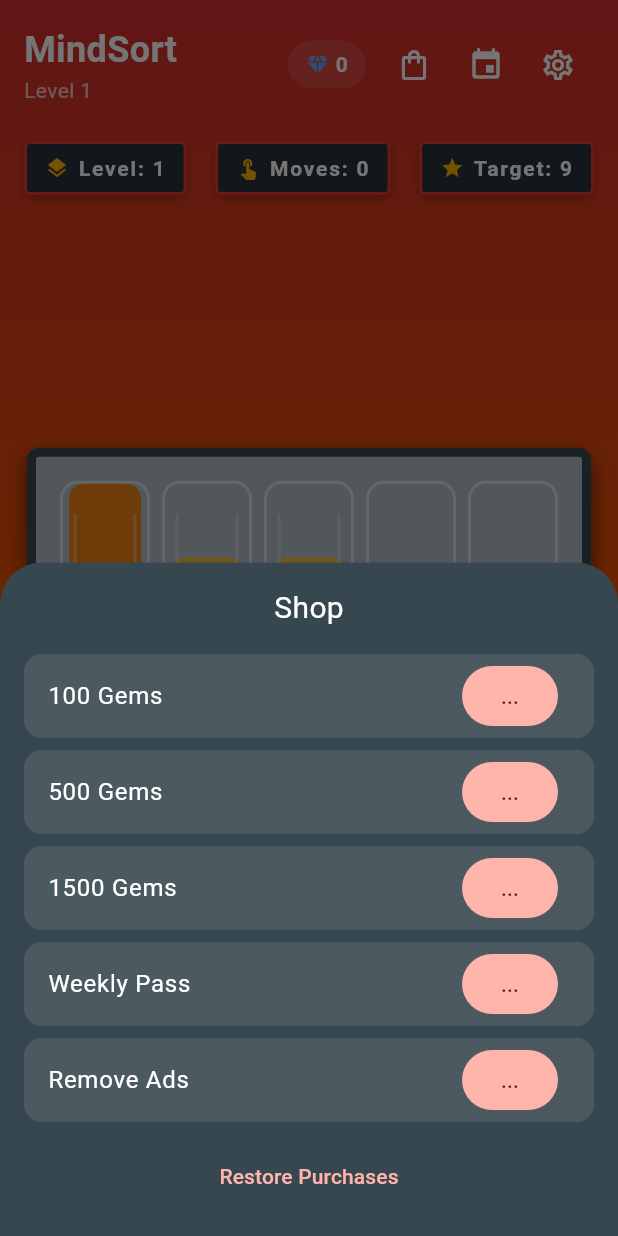
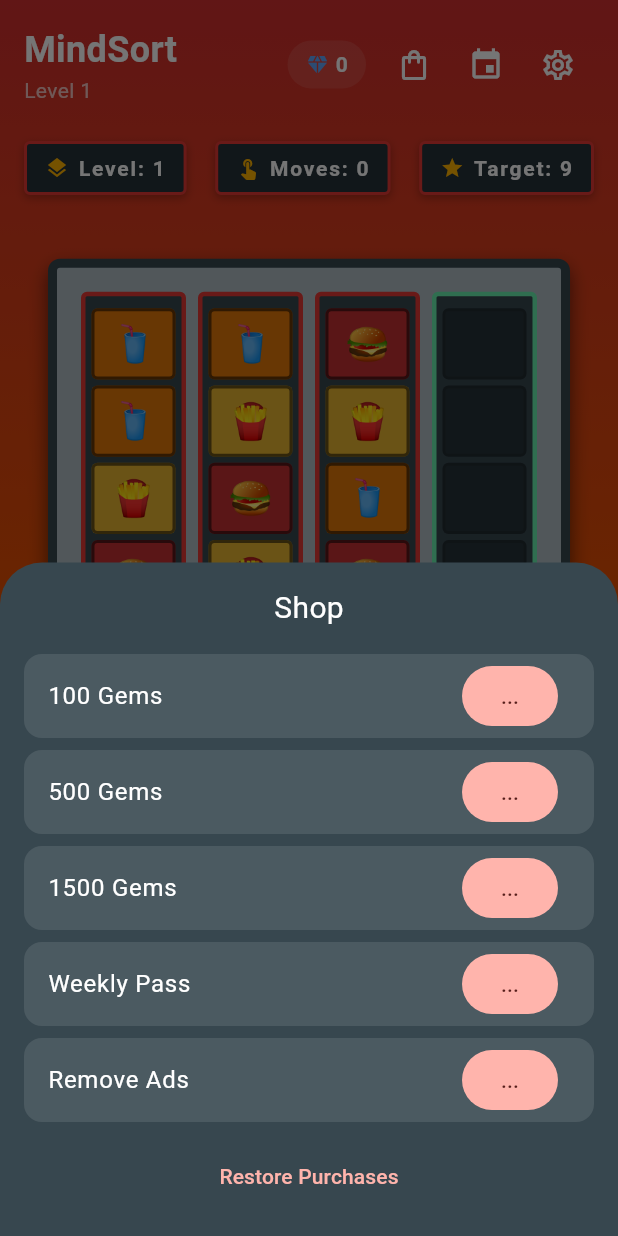
Before and after one commit to sgardoll/amazing-addictive-game, a Flutter app: the screen it shows after launch, after a tap on the "shopping bag" icon, on a phone screen of 412 x 824 dp. Run offline on Flutter 3.47's test engine with Material 3 defaults, Android fonts, the phone set to English and light mode, and no system bars; our stand-ins replace confetti, flutter_riverpod, shared_preferences; missing offline and left inert: purchases_flutter.

Commit message:
feat(01-02): revamp IngredientTray to stacked discrete items
- Completely scrapped fluid liquid animation and _LiquidPainter
- Rendered physical container slots (Tray)
- Display ingredient emojis stacked discretely instead of liquid
- Added haptic feedback on selection
- Added frantic visual cues (glow, shake animation, harsh red borders) on interaction

```diff
--- a/lib/features/game/widgets/ingredient_tray.dart
+++ b/lib/features/game/widgets/ingredient_tray.dart
@@ -1,5 +1,6 @@
 import 'dart:math' as math;
 import 'package:flutter/material.dart';
+import 'package:flutter/services.dart';
 import 'package:mindsort/core/models/tray.dart';
 import 'package:mindsort/core/models/ingredient.dart';
 
@@ -24,35 +25,29 @@ class IngredientTray extends StatefulWidget {
 class _IngredientTrayState extends State<IngredientTray>
     with SingleTickerProviderStateMixin {
   late AnimationController _controller;
-  late Animation<double> _selectionAnimation;
-  late Animation<double> _moveAnimation;
+  late Animation<double> _glowAnimation;
 
   @override
   void initState() {
     super.initState();
     _controller = AnimationController(
-      duration: const Duration(milliseconds: 250),
+      duration: const Duration(milliseconds: 300),
       vsync: this,
     );
-    _selectionAnimation = Tween<double>(
-      begin: 0,
-      end: -20,
-    ).animate(CurvedAnimation(parent: _controller, curve: Curves.easeOut));
-    _moveAnimation = Tween<double>(
-      begin: 0,
-      end: 1,
+    _glowAnimation = Tween<double>(
+      begin: 0.2,
+      end: 1.0,
     ).animate(CurvedAnimation(parent: _controller, curve: Curves.easeInOut));
   }
 
   @override
   void didUpdateWidget(IngredientTray oldWidget) {
     super.didUpdateWidget(oldWidget);
-    if (widget.isSelected != oldWidget.isSelected) {
-      if (widget.isSelected) {
-        _controller.forward();
-      } else {
-        _controller.reverse();
-      }
+    if (widget.isSelected && !oldWidget.isSelected) {
+      _controller.repeat(reverse: true);
+    } else if (!widget.isSelected && oldWidget.isSelected) {
+      _controller.stop();
+      _controller.value = 0;
     }
   }
 
@@ -62,187 +57,109 @@ class _IngredientTrayState extends State<IngredientTray>
     super.dispose();
   }
 
+  void _handleTap() {
+    HapticFeedback.mediumImpact();
+    widget.onTap();
+  }
+
   @override
   Widget build(BuildContext context) {
     return AnimatedBuilder(
       animation: _controller,
       builder: (context, child) {
+        // Frantic visual cue: subtle shaking animation when selected
+        final dx = widget.isSelected
+            ? math.sin(_controller.value * math.pi * 6) * 3
+            : 0.0;
+        final glowAlpha = widget.isSelected
+            ? (_glowAnimation.value * 255).toInt()
+            : 0;
+
+        final isFull = widget.tray.isFull;
+        final isComplete = widget.tray.isComplete;
+
+        Color borderColor = const Color(0xFF263238);
+        if (widget.isSelected) {
+          borderColor = Colors.yellow;
+        } else if (widget.isHinted) {
+          borderColor = Colors.orange;
+        } else if (isComplete) {
+          borderColor = Colors.greenAccent;
+        } else if (isFull) {
+          borderColor = const Color(
+            0xFFE53935,
+          ); // Harsh red if full but not complete
+        }
+
         return Transform.translate(
-          offset: Offset(0, _selectionAnimation.value),
-          child: child,
-        );
-      },
+          offset: Offset(dx, widget.isSelected ? -8.0 : 0.0),
           child: GestureDetector(
-        onTap: widget.onTap,
+            onTap: _handleTap,
             child: Container(
-          width: 60,
-          height: 200,
+              width: 70,
+              height: 220,
               decoration: BoxDecoration(
-            borderRadius: BorderRadius.circular(12),
+                color: const Color(0xFF37474F), // Rigid column slot
+                borderRadius: const BorderRadius.vertical(
+                  bottom: Radius.circular(8),
+                  top: Radius.circular(4),
+                ),
                 border: Border.all(
-              color: widget.isSelected
-                  ? Colors.white
-                  : (widget.isHinted ? Colors.yellow : Colors.white54),
-              width: widget.isSelected ? 3 : 2,
+                  color: borderColor,
+                  width: widget.isSelected ? 4 : 3,
                 ),
                 boxShadow: widget.isSelected
                     ? [
                         BoxShadow(
-                      color: Colors.white.withOpacity(0.3),
+                          color: Colors.yellow.withAlpha(glowAlpha),
                           blurRadius: 12,
                           spreadRadius: 2,
                         ),
                       ]
                     : null,
               ),
-          child: ClipRRect(
-            borderRadius: BorderRadius.circular(10),
-            child: CustomPaint(
-              painter: _LiquidPainter(
-                contents: widget.tray.contents,
-                capacity: widget.tray.capacity,
+              child: Padding(
+                padding: const EdgeInsets.all(4.0),
+                child: Column(
+                  mainAxisAlignment: MainAxisAlignment.end,
+                  children: List.generate(widget.tray.capacity, (index) {
+                    final itemIndex = widget.tray.capacity - 1 - index;
+                    final hasItem = itemIndex < widget.tray.contents.length;
+                    final Ingredient? ingredient = hasItem
+                        ? widget.tray.contents[itemIndex]
+                        : null;
+
+                    return Expanded(
+                      child: Container(
+                        width: double.infinity,
+                        margin: const EdgeInsets.only(top: 4),
+                        decoration: BoxDecoration(
+                          color: hasItem
+                              ? ingredient!.color.withAlpha(230)
+                              : const Color(0xFF263238),
+                          borderRadius: BorderRadius.circular(4),
+                          border: Border.all(
+                            color: hasItem ? Colors.black54 : Colors.black12,
+                            width: 2,
                           ),
-              size: const Size(60, 200),
+                        ),
+                        child: hasItem
+                            ? Center(
+                                child: Text(
+                                  ingredient!.emoji,
+                                  style: const TextStyle(fontSize: 24),
+                                ),
+                              )
+                            : null,
+                      ),
+                    );
+                  }),
                 ),
               ),
             ),
           ),
         );
-  }
-}
-
-class _LiquidPainter extends CustomPainter {
-  _LiquidPainter({required this.contents, required this.capacity});
-
-  final List<Ingredient> contents;
-  final int capacity;
-
-  @override
-  void paint(Canvas canvas, Size size) {
-    if (contents.isEmpty) return;
-
-    final layerHeight = size.height / capacity;
-    final glassWidth = size.width;
-    final cornerRadius = 10.0;
-
-    int colorGroupStart = 0;
-    Ingredient currentIngredient = contents[0];
-
-    for (int i = 0; i < contents.length; i++) {
-      final ingredient = contents[i];
-      if (ingredient != currentIngredient || i == contents.length - 1) {
-        final endIndex = (ingredient != currentIngredient)
-            ? i
-            : contents.length;
-        final startY = (capacity - endIndex) * layerHeight;
-        final height = (endIndex - colorGroupStart) * layerHeight;
-
-        final paint = Paint()
-          ..color = currentIngredient.color.withOpacity(0.9)
-          ..style = PaintingStyle.fill;
-
-        final rect = RRect.fromRectAndRadius(
-          Rect.fromLTWH(4, startY, glassWidth - 8, height),
-          Radius.circular(cornerRadius),
-        );
-        canvas.drawRRect(rect, paint);
-
-        currentIngredient = ingredient;
-        colorGroupStart = i;
-      }
-    }
-
-    _drawGlassHighlight(canvas, size, cornerRadius);
-  }
-
-  void _drawGlassHighlight(Canvas canvas, Size size, double cornerRadius) {
-    final highlightPaint = Paint()
-      ..color = Colors.white.withOpacity(0.3)
-      ..style = PaintingStyle.stroke
-      ..strokeWidth = 2;
-
-    final path = Path();
-    path.moveTo(8, 20);
-    path.lineTo(8, size.height - cornerRadius);
-    path.quadraticBezierTo(8, size.height, cornerRadius, size.height);
-    path.lineTo(size.width - cornerRadius, size.height);
-    path.quadraticBezierTo(
-      size.width - 8,
-      size.height,
-      size.width - 8,
-      size.height - cornerRadius,
-    );
-    path.lineTo(size.width - 8, 20);
-
-    canvas.drawPath(path, highlightPaint);
-  }
-
-  @override
-  bool shouldRepaint(_LiquidPainter oldDelegate) {
-    return contents != oldDelegate.contents || capacity != oldDelegate.capacity;
-  }
-}
-
-class TrayCompleteEffect extends StatefulWidget {
-  const TrayCompleteEffect({
-    super.key,
-    required this.child,
-    required this.isComplete,
-  });
-
-  final Widget child;
-  final bool isComplete;
-
-  @override
-  State<TrayCompleteEffect> createState() => _TrayCompleteEffectState();
-}
-
-class _TrayCompleteEffectState extends State<TrayCompleteEffect>
-    with SingleTickerProviderStateMixin {
-  late AnimationController _controller;
-  late Animation<double> _glowAnimation;
-
-  @override
-  void initState() {
-    super.initState();
-    _controller = AnimationController(
-      duration: const Duration(milliseconds: 800),
-      vsync: this,
-    )..repeat(reverse: true);
-    _glowAnimation = Tween<double>(
-      begin: 0.3,
-      end: 0.8,
-    ).animate(CurvedAnimation(parent: _controller, curve: Curves.easeInOut));
-  }
-
-  @override
-  void dispose() {
-    _controller.dispose();
-    super.dispose();
-  }
-
-  @override
-  Widget build(BuildContext context) {
-    if (!widget.isComplete) return widget.child;
-
-    return AnimatedBuilder(
-      animation: _glowAnimation,
-      builder: (context, child) {
-        return Container(
-          decoration: BoxDecoration(
-            borderRadius: BorderRadius.circular(14),
-            boxShadow: [
-              BoxShadow(
-                color: Colors.cyan.withOpacity(_glowAnimation.value),
-                blurRadius: 16,
-                spreadRadius: 4,
-              ),
-            ],
-          ),
-          child: child,
-        );
       },
-      child: widget.child,
     );
   }
 }
```
Lines whose indentation alone changed are shown as unchanged.
